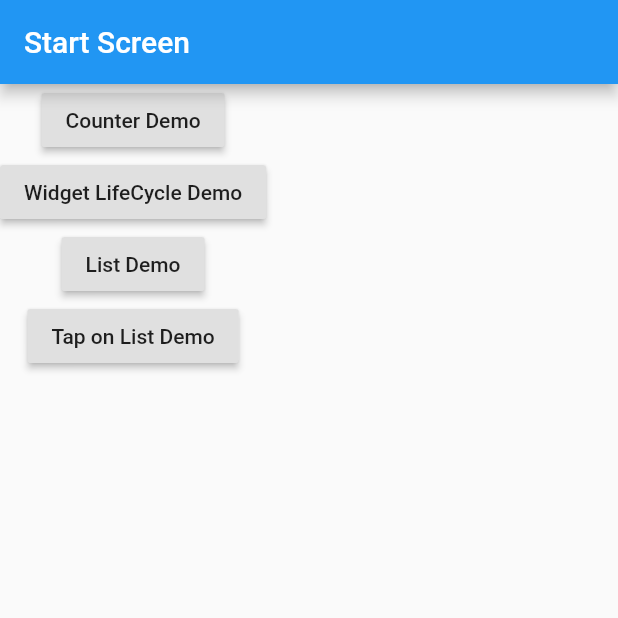
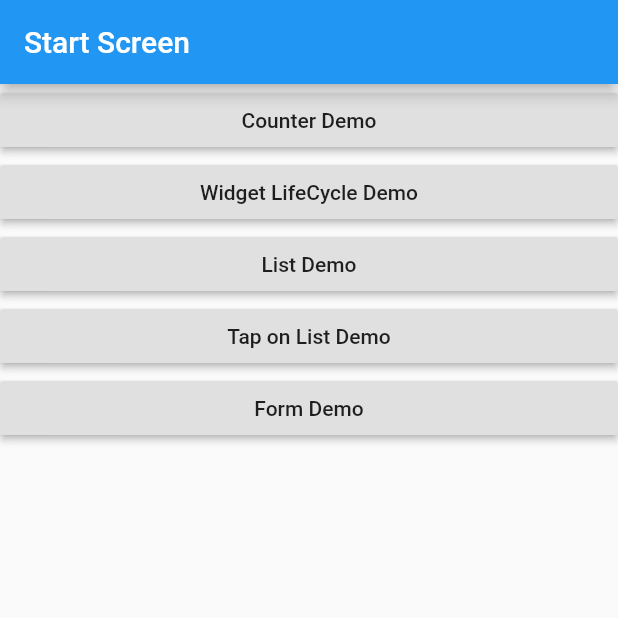
Before and after one commit to nurulakter8/Admin-Function, a Flutter app: the screen it shows after launch, on a phone screen of 412 x 824 dp, the top half of it. Run offline on Flutter 3.47's test engine with Material 2 defaults, Android fonts, the phone set to English and light mode, and no system bars.

Commit message:
form demo commit

```diff
--- a/lib/main.dart
+++ b/lib/main.dart
@@ -1,5 +1,6 @@
 import 'package:flutter/material.dart';
 import 'package:lesson2/screens/counterdemo_screen.dart';
+import 'package:lesson2/screens/formdemo_screen.dart';
 import 'package:lesson2/screens/listdemo_screen.dart';
 import 'package:lesson2/screens/start_screen.dart';
 import 'package:lesson2/screens/tapoplist_screen.dart';
@@ -20,6 +21,8 @@ class Lesson2App extends StatelessWidget {
         WidgetLifeCycle.routeName: (context) => WidgetLifeCycle(),
         ListDemoScreen.routeName: (context) => ListDemoScreen(),
         TapOnListScreen.routeName: (context) => TapOnListScreen(),
+        FormDemoScreen.routeName: (context) => FormDemoScreen(),
+
       },
     );
   }
--- a/lib/screens/start_screen.dart
+++ b/lib/screens/start_screen.dart
@@ -3,6 +3,7 @@ import 'package:lesson2/screens/tapoplist_screen.dart';
 import 'package:lesson2/screens/widgetlifecycle.dart';
 
 import 'counterdemo_screen.dart';
+import 'formdemo_screen.dart';
 import 'listdemo_screen.dart';
 
 class StartScreen extends StatelessWidget {
@@ -15,6 +16,7 @@ class StartScreen extends StatelessWidget {
       ),
       body: SingleChildScrollView(
         child: Column(
+          crossAxisAlignment: CrossAxisAlignment.stretch,
           children: <Widget>[
             RaisedButton(
               onPressed: () =>
@@ -36,6 +38,11 @@ class StartScreen extends StatelessWidget {
                   Navigator.pushNamed(context, TapOnListScreen.routeName),
               child: Text('Tap on List Demo'),
             ),
+            RaisedButton(
+              onPressed: () =>
+                  Navigator.pushNamed(context, FormDemoScreen.routeName),
+              child: Text('Form Demo'),
+            ),
           ],
         ),
       ),
```
Also changed, not shown: lib/screens/formdemo_screen.dart (added, +23 -0 lines).
